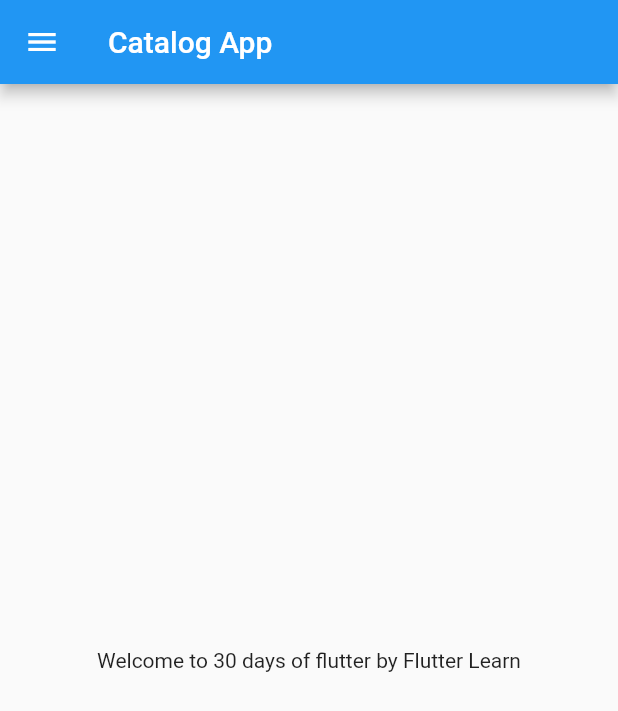
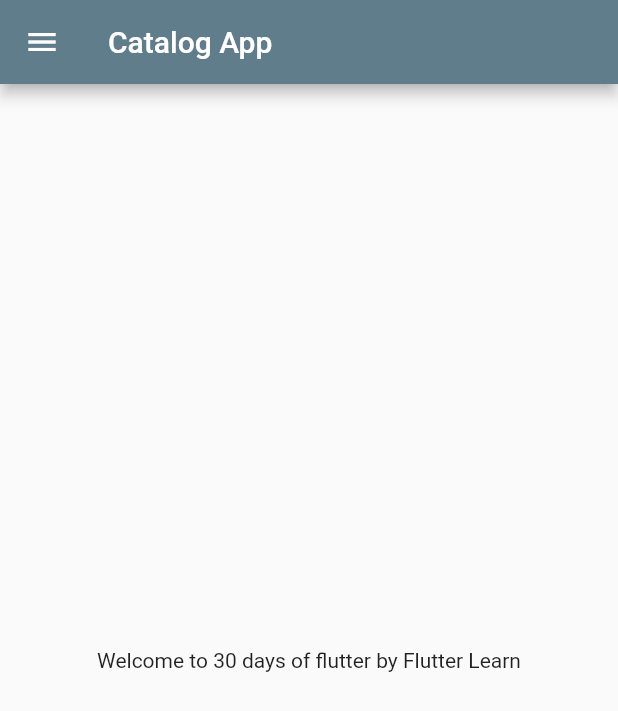
Before and after one commit to GitTechVishal/30DaysofFlutter, a Flutter app: the screen it shows after launch, on a phone screen of 412 x 824 dp. Shown: the top 711 px of the screen. Run offline on Flutter 3.47's test engine with Material 2 defaults, Android fonts, the phone set to English and light mode, and no system bars.

Commit message:
Day 3 completed

```diff
--- a/lib/main.dart
+++ b/lib/main.dart
@@ -1,5 +1,6 @@
 import 'package:flutter/material.dart';
-import 'package:flutter_application_1/home_page.dart';
+import 'package:flutter_application_1/pages/login_page.dart';
+import 'package:flutter_application_1/pages/home_page.dart';
 
 void main() {
   runApp(MyApp());
@@ -8,6 +9,17 @@ void main() {
 class MyApp extends StatelessWidget {
   @override
   Widget build(BuildContext context) {
-    return MaterialApp(home: HomePage());
+    return MaterialApp(
+      // home: HomePage(),
+      themeMode: ThemeMode.light,
+      theme: ThemeData(primarySwatch: Colors.blueGrey),
+      initialRoute: "/home",
+      routes: {
+        "/": (context) => LoginPage(),
+        "/home": (context) => HomePage(),
+        "/login": (context) => LoginPage()
+      },
+      // darkTheme: ThemeData(brightness: Brightness.light),
+    );
   }
 }
```
Also changed, not shown: lib/pages/login_page.dart (added, +19 -0 lines), lib/pages/home_page.dart (renamed from lib/home_page.dart).
